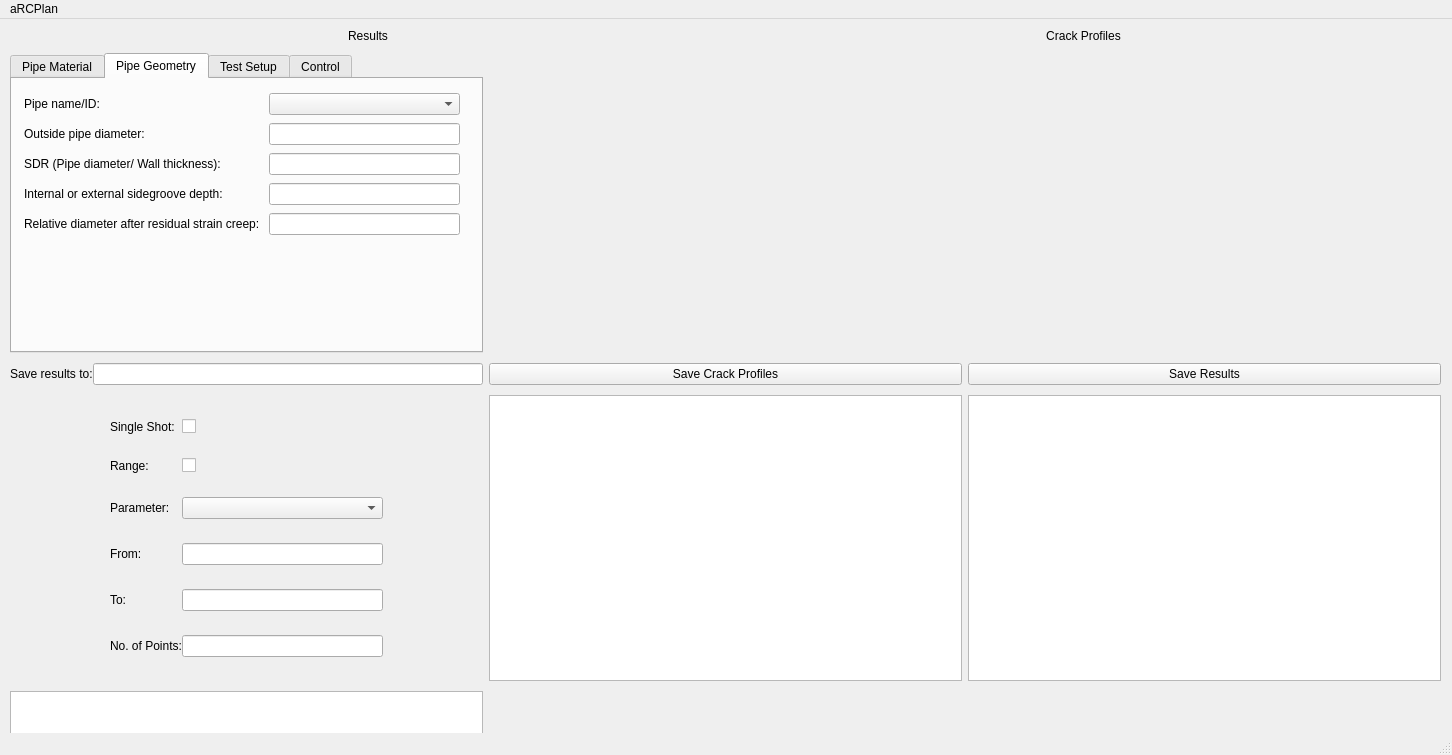
Before: the Qt Designer form guimain.ui in FraserEdwards/aRCPlanQt, drawn with Qt 5.
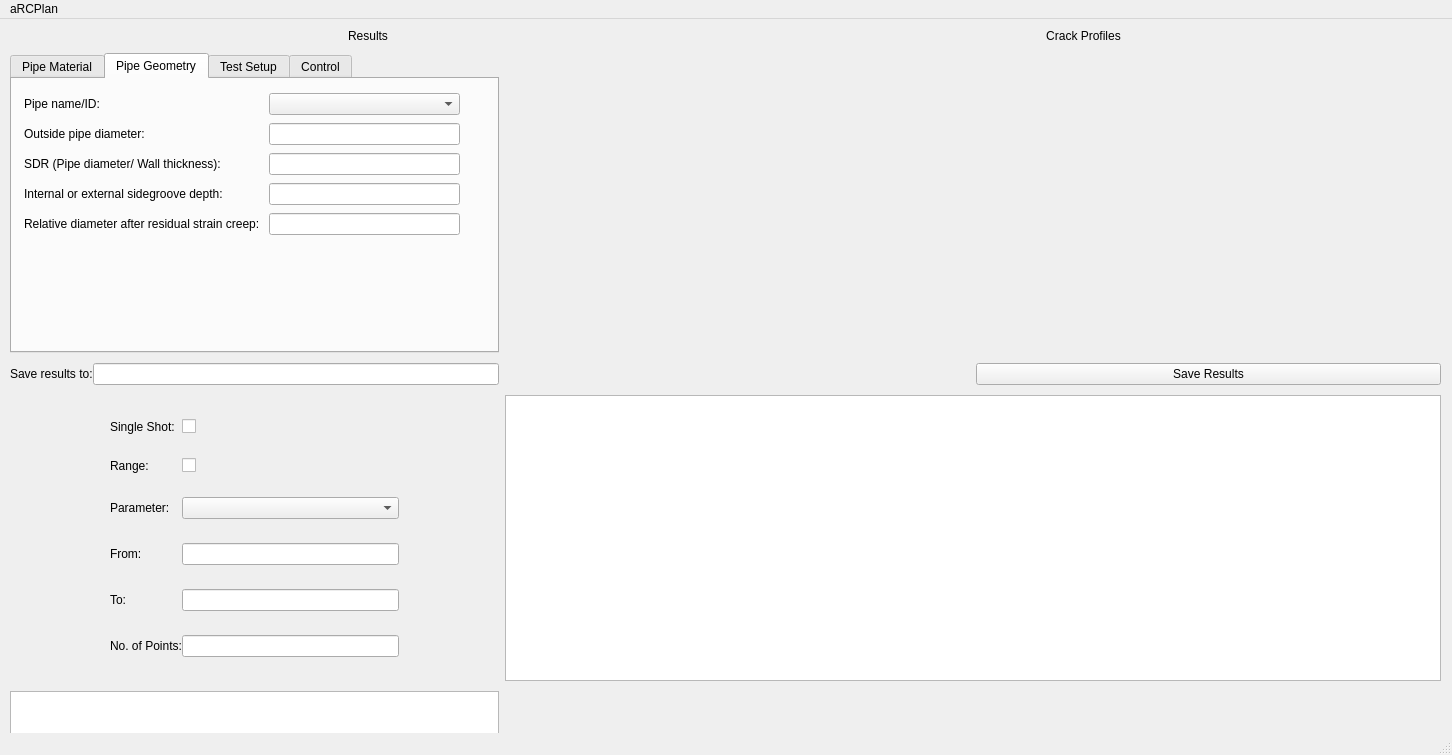
After: the same form once the commit is applied. Custom widgets are drawn as their Qt base class.

Patch:
```diff
--- a/guimain.ui
+++ b/guimain.ui
@@ -50,9 +50,6 @@
        </property>
       </widget>
      </item>
-     <item row="4" column="2">
-      <widget class="QTableWidget" name="Resultstable"/>
-     </item>
      <item row="0" column="0" colspan="3">
       <layout class="QGridLayout" name="gridLayout" rowstretch="0">
        <property name="bottomMargin">
@@ -519,16 +516,6 @@
        </item>
       </layout>
      </item>
-     <item row="4" column="1">
-      <widget class="QTableWidget" name="Resultstable_2"/>
-     </item>
-     <item row="3" column="1">
-      <widget class="QPushButton" name="Save_2">
-       <property name="text">
-        <string>Save Crack Profiles</string>
-       </property>
-      </widget>
-     </item>
      <item row="6" column="1" colspan="2">
       <widget class="QPushButton" name="Runbutton">
        <property name="sizePolicy">
@@ -555,6 +542,9 @@
        </property>
       </widget>
      </item>
+     <item row="4" column="1" colspan="2">
+      <widget class="QTableWidget" name="Resultstable"/>
+     </item>
     </layout>
    </widget>
   </widget>
```
